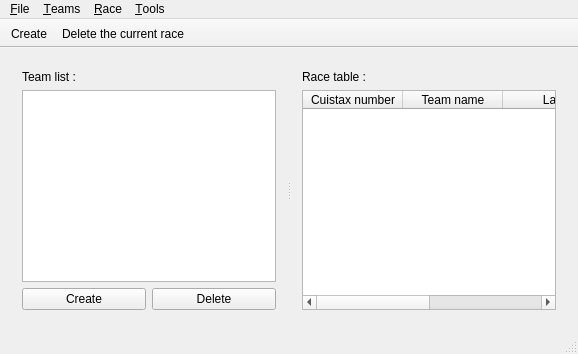
Old version of the form MainWindow.ui in the repository xaviermawet/MagneeCuistax2014.
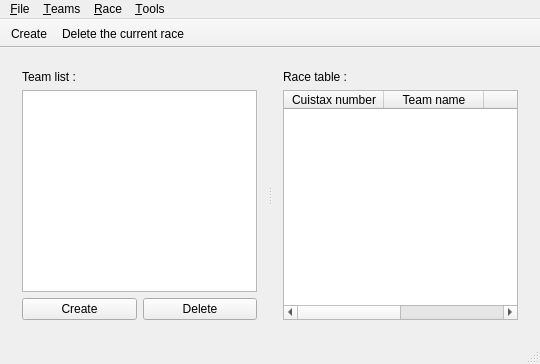
New version of the form. Icons and pictures are not drawn. Custom widgets are drawn as their Qt base class.

Commit message: Added custom contextual menu on race table right click

Diff of the .ui file:
```diff
--- a/MainWindow.ui
+++ b/MainWindow.ui
@@ -2,6 +2,14 @@
 <ui version="4.0">
  <class>MainWindow</class>
  <widget class="QMainWindow" name="MainWindow">
+  <property name="geometry">
+   <rect>
+    <x>0</x>
+    <y>0</y>
+    <width>540</width>
+    <height>364</height>
+   </rect>
+  </property>
   <property name="windowTitle">
    <string>Magnée Cuistax 2014</string>
   </property>
```
Left out of the diff: 11 changed lines with no effect on the pictures. The commit also changes 2 other files.
